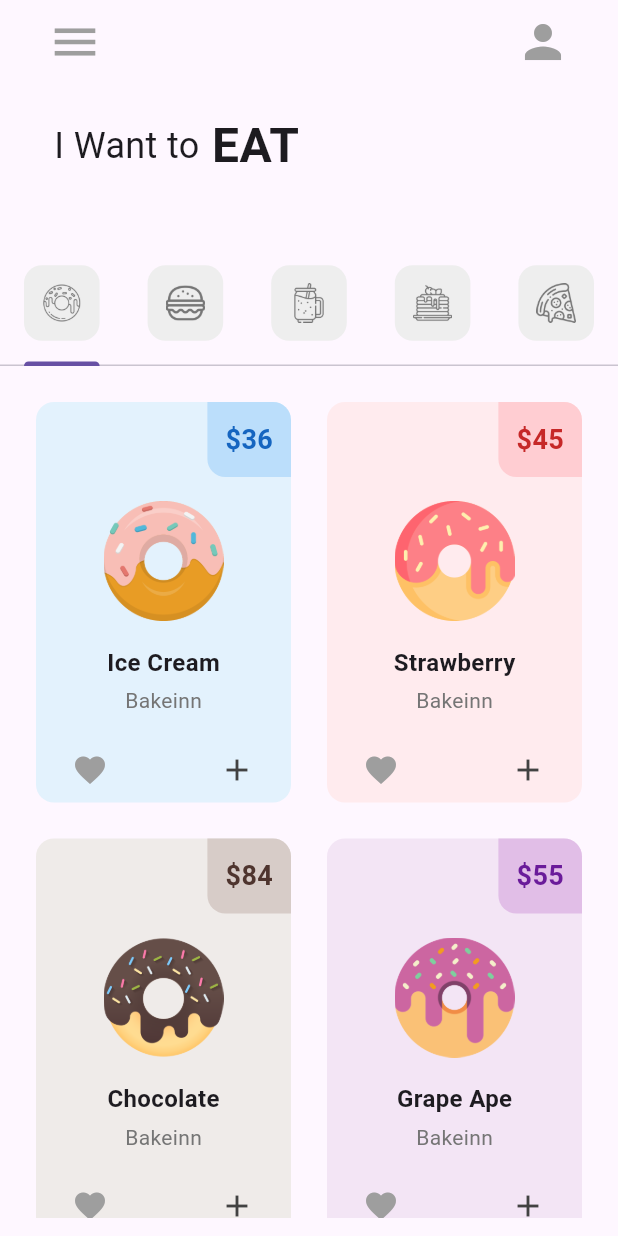
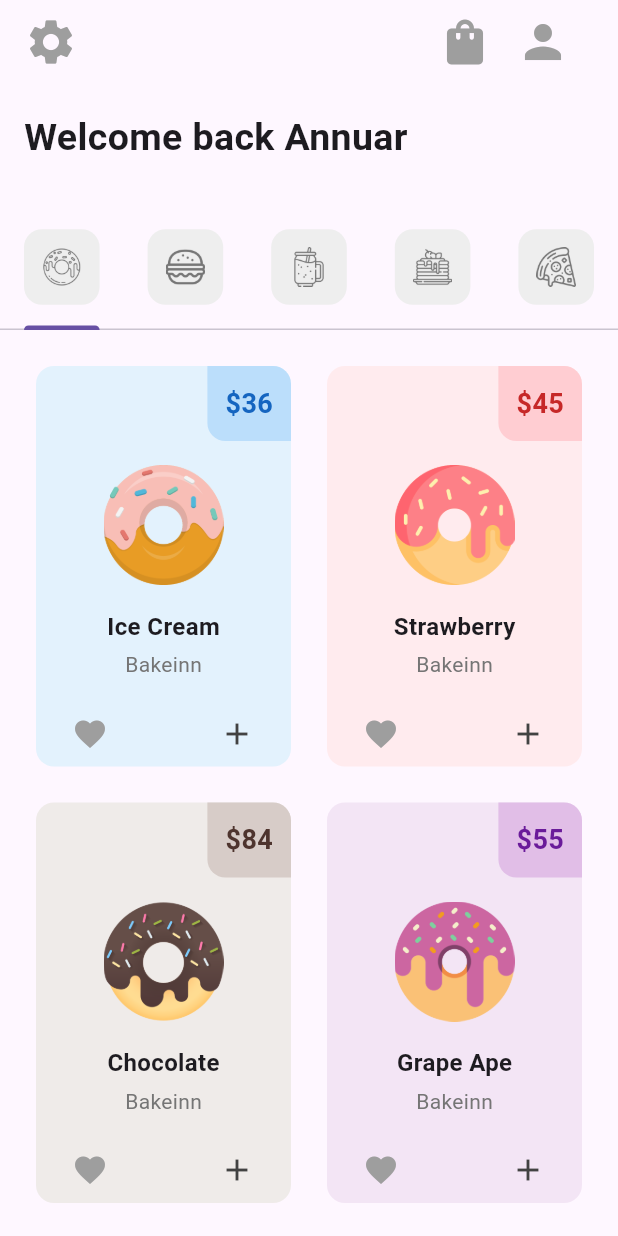
Before and after one commit to ramo-dev/dunkin_donuts_flutter, a Flutter app: the screen it shows after launch, on a phone screen of 412 x 824 dp. Run offline on Flutter 3.47's test engine with Material 3 defaults, Android fonts, the phone set to English and light mode, and no system bars.

Commit message:
added cart, profile, settings pages, hero widget styling and cart functionalities

```diff
--- a/lib/main.dart
+++ b/lib/main.dart
@@ -1,4 +1,7 @@
+import 'package:donut_app/pages/cart.dart';
 import 'package:donut_app/pages/home.dart';
+import 'package:donut_app/pages/profile.dart';
+import 'package:donut_app/pages/settings.dart';
 import 'package:flutter/material.dart';
 
 void main() {
@@ -13,6 +16,11 @@ class MyApp extends StatelessWidget {
     return MaterialApp(
       home : Home(),
       theme: ThemeData(primarySwatch: Colors.pink),
+      routes : {
+        '/cart': (context) => const CartPage(),
+        '/profile' : (context) => const ProfilePage(),
+        '/settings' : (context) => const Settings()
+      }
     );
   }
 }
--- a/lib/pages/home.dart
+++ b/lib/pages/home.dart
@@ -14,6 +14,7 @@ class Home extends StatefulWidget {
 }
 
 class _HomeState extends State<Home> {
+  final bool _isDark = false;
 
   List<Widget> myTabs = const [
    MyTab(
@@ -39,31 +40,52 @@ class _HomeState extends State<Home> {
   Widget build(BuildContext context) {
     return DefaultTabController(
       length: myTabs.length,
-      child: Scaffold(
+      child: Theme(
+        data: _isDark ? ThemeData.dark() : ThemeData.light(),
+        child : Scaffold(
           appBar: AppBar(
             backgroundColor: Colors.transparent,
             elevation: 0,
             leading: Padding(
-            padding: const EdgeInsets.only(left : 24.0),
+              padding: const EdgeInsets.only(left: 8.0),
               child: IconButton(
-              icon : Icon(
-                Icons.menu,
+                icon: Icon(
+                  Icons.settings,
                   color: Colors.grey,
-                size : 36
+                  size: 36,
                 ),
-            onPressed: () {},
+                onPressed: () {
+                  Navigator.pushNamed(context, '/settings');
+                },
               ),
             ),
             actions: [
               Padding(
                 padding: const EdgeInsets.only(right : 24.0),
-              child: IconButton(
-                onPressed: () {},
+                child: Row(
+                  mainAxisAlignment: MainAxisAlignment.spaceBetween,
+                  children: [
+                    IconButton(
+                      icon:Icon(
+                        Icons.shopping_bag,
+                        color: Colors.grey,
+                        size : 36
+                      ),
+                      onPressed: () {
+                          Navigator.pushNamed(context, '/cart');
+                      },
+                    ),
+                    IconButton(
                       icon:Icon(
                         Icons.person,
                         color: Colors.grey,
                         size : 36
-              )
+                      ),
+                      onPressed: () {
+                          Navigator.pushNamed(context, '/profile');
+                      },
+                    ),
+                  ],
                 ),
               )
             ],
@@ -71,24 +93,19 @@ class _HomeState extends State<Home> {
           body : Column(
             children: [
               Padding(
-              padding: const EdgeInsets.symmetric(horizontal: 36.0, vertical: 18.0),
+                padding: const EdgeInsets.symmetric(horizontal: 16.0, vertical: 18.0),
                 child: Row(
                   children: const [
-                  Text('I Want to',
+                    Text('Welcome back Annuar',
                     style: TextStyle(
-                    fontSize: 24,
-
-                  ),),
-                   Text(' EAT',
-                  style: TextStyle(
-                    fontSize: 32,
-                    fontWeight: FontWeight.bold
-                  ),),
+                      fontWeight: FontWeight.w600,
+                      fontSize: 25,
+                    ),)
                   ],
                 ),
               ),
 
-            const SizedBox(height: 24,),
+              const SizedBox(height: 10,),
 
               TabBar(tabs: myTabs),
 
@@ -115,6 +132,7 @@ class _HomeState extends State<Home> {
             ],
           )
         ),
+      ),
     );
   }
 }
--- a/lib/tabs/donut_tab.dart
+++ b/lib/tabs/donut_tab.dart
@@ -1,17 +1,17 @@
+import 'package:donut_app/utils/data.dart';
 import 'package:donut_app/utils/donut_tile.dart';
 import 'package:flutter/material.dart';
 
-class DonutTab extends StatelessWidget {
+class DonutTab extends StatefulWidget {
+  const DonutTab({super.key});
 
+  @override
+  State<DonutTab> createState() => _DonutTabState();
+}
+
+class _DonutTabState extends State<DonutTab> {
   //list of donuts
 
-  List donutsOnSale = const [
-    ["Ice Cream", "36", Colors.blue, "lib/images/icecream_donut.png"],
-    ["Strawberry", "45", Colors.red, "lib/images/strawberry_donut.png"],
-    ["Chocolate", "84", Colors.brown, "lib/images/chocolate_donut.png"],
-    ["Grape Ape", "55", Colors.purple, "lib/images/grape_donut.png"],
-
-  ];
 
   @override
   Widget build(BuildContext context) {
@@ -26,10 +26,11 @@ class DonutTab extends StatelessWidget {
       )
       , itemBuilder: (context, index) {
           return DonutTile(
-            donutFlavor: donutsOnSale[index][0],
-            donutColor: donutsOnSale[index][2],
-            donutPrice: donutsOnSale[index][1],
-            imageName: donutsOnSale[index][3]
+            id : donutsOnSale[index].id,
+            donutFlavor: donutsOnSale[index].donutName,
+            donutColor: donutsOnSale[index].donutColor,
+            donutPrice: donutsOnSale[index].donutPrice,
+            imageName: donutsOnSale[index].imageName
           );
       },
       ),
--- /dev/null
+++ b/lib/utils/data.dart
@@ -0,0 +1,54 @@
+import 'package:flutter/material.dart';
+
+class Donut {
+  final int id;
+  final String donutName;
+  final String donutPrice;
+  final donutColor;
+  final String imageName;
+  final String donutDescription;
+
+  const Donut({
+    required this.id,
+    required this.donutName,
+    required this.donutPrice,
+    required this.donutColor,
+    required this.imageName,
+    required this.donutDescription,
+  });
+}
+
+final List<Donut> donutsOnSale = [
+  Donut(
+    id: 1,
+    donutName: "Ice Cream",
+    donutPrice: "36",
+    donutColor: Colors.blue,
+    imageName: "lib/images/icecream_donut.png",
+    donutDescription: "A cool and creamy delight that melts in your mouth. Perfect for a hot day!",
+  ),
+  Donut(
+    id: 2,
+    donutName: "Strawberry",
+    donutPrice: "45",
+    donutColor: Colors.red,
+    imageName: "lib/images/strawberry_donut.png",
+    donutDescription: "Sweet and fruity, bursting with strawberry flavor. A classic choice!",
+  ),
+  Donut(
+    id: 3,
+    donutName: "Chocolate",
+    donutPrice: "84",
+    donutColor: Colors.brown,
+    imageName: "lib/images/chocolate_donut.png",
+    donutDescription: "Rich and decadent, a chocolate lover's dream. Indulge yourself, buda!",
+  ),
+  Donut(
+    id: 4,
+    donutName: "Grape Ape",
+    donutPrice: "55",
+    donutColor: Colors.purple,
+    imageName: "lib/images/grape_donut.png",
+    donutDescription: "A unique and tangy grape flavor that will leave you wanting more. Noma sana!",
+  ),
+];
--- a/lib/utils/donut_tile.dart
+++ b/lib/utils/donut_tile.dart
@@ -1,3 +1,4 @@
+import 'package:donut_app/pages/donut_page.dart';
 import 'package:flutter/material.dart';
 
 class DonutTile extends StatefulWidget {
@@ -5,10 +6,12 @@ class DonutTile extends StatefulWidget {
   final donutColor;
   final String donutPrice;
   final String imageName;
+  final int id;
 
 
   const DonutTile({
     super.key,
+    required this.id,
     required this.donutFlavor,
     required this.donutColor,
     required this.donutPrice,
@@ -24,7 +27,7 @@ class _DonutTileState extends State<DonutTile> {
 
   bool liked = false;
 
-  void LikeDonut(){
+  void likeDonut(){
     setState(() {
       liked = liked == true ? false : true;
     });
@@ -33,7 +36,16 @@ class _DonutTileState extends State<DonutTile> {
 
   @override
   Widget build(BuildContext context) {
-    return Padding(
+    return GestureDetector(
+      onTap : (){
+        Navigator.push(
+          context,
+          MaterialPageRoute(builder:
+          (_) => DonutPage(donutIndex: widget.id)
+          )
+        );
+      },
+      child: Padding(
         padding: const EdgeInsets.all(12.0),
         child: Container(
           decoration: BoxDecoration(
@@ -55,8 +67,7 @@ class _DonutTileState extends State<DonutTile> {
                       ),
                     padding: EdgeInsets.all(12),
                     child: Text(
-                    '\$' +
-                    widget.donutPrice, style: TextStyle(
+                      '\$${widget.donutPrice}', style: TextStyle(
                       color: widget.donutColor[800],
                       fontWeight: FontWeight.bold,
                       fontSize: 18
@@ -64,15 +75,19 @@ class _DonutTileState extends State<DonutTile> {
                     ),
                 ],
               ),
-
-            Padding(
+                Hero(
+                  tag: 'donut-${widget.id}',
+                  child: ClipRRect(
+                    borderRadius: BorderRadius.circular(16),
+                    child: Padding(
                   padding: const EdgeInsets.symmetric(
                     horizontal: 45.0,
                     vertical: 16
                     ),
                   child: Image.asset(widget.imageName,),
                 ),
-
+                ),
+              ),
               Text(widget.donutFlavor, style: TextStyle(
                 fontWeight: FontWeight.bold,
                 fontSize: 16
@@ -98,7 +113,7 @@ class _DonutTileState extends State<DonutTile> {
                         borderRadius: BorderRadius.circular(borderRadius)
                       )
                     ),
-                  onPressed: LikeDonut,
+                    onPressed: likeDonut,
                     icon: Icon(
                       Icons.favorite,
                       color: liked ? Colors.pink : Colors.grey,
@@ -117,6 +132,7 @@ class _DonutTileState extends State<DonutTile> {
             ],
           ),
         ),
+      ),
     );
   }
 }
--- a/pubspec.yaml
+++ b/pubspec.yaml
@@ -34,6 +34,9 @@ dependencies:
   # The following adds the Cupertino Icons font to your application.
   # Use with the CupertinoIcons class for iOS style icons.
   cupertino_icons: ^1.0.8
+  getwidget: ^2.0.4
+  go_router: ^16.0.0
+
 
 dev_dependencies:
   flutter_test:
```
Also changed, not shown: lib/pages/cart.dart (added, +140 -0 lines), lib/pages/donut_page.dart (added, +125 -0 lines), lib/pages/profile.dart (added, +149 -0 lines), lib/pages/settings.dart (added, +146 -0 lines), pubspec.lock. Lines whose indentation alone changed are shown as unchanged.
